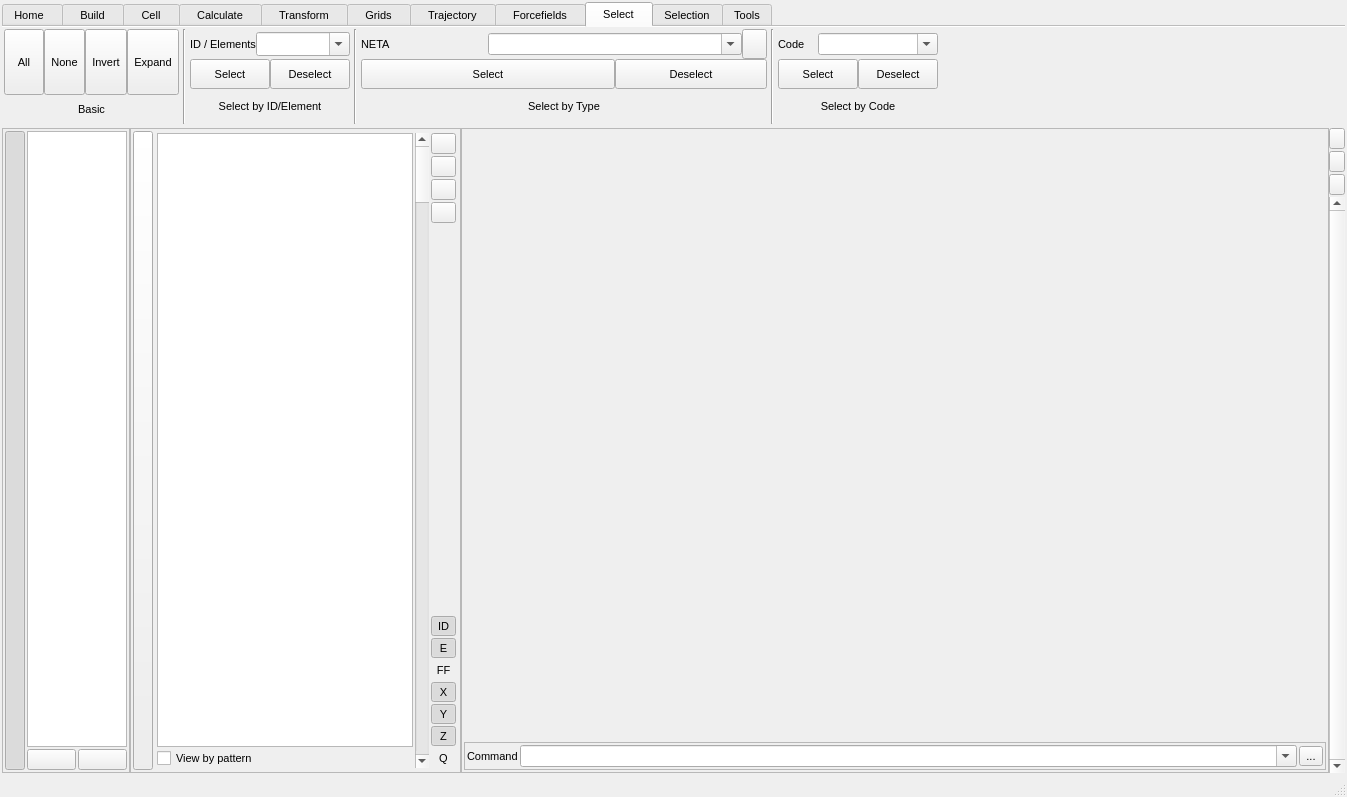
Old version of the form src/gui/mainwindow.ui in the repository trisyoungs/aten.
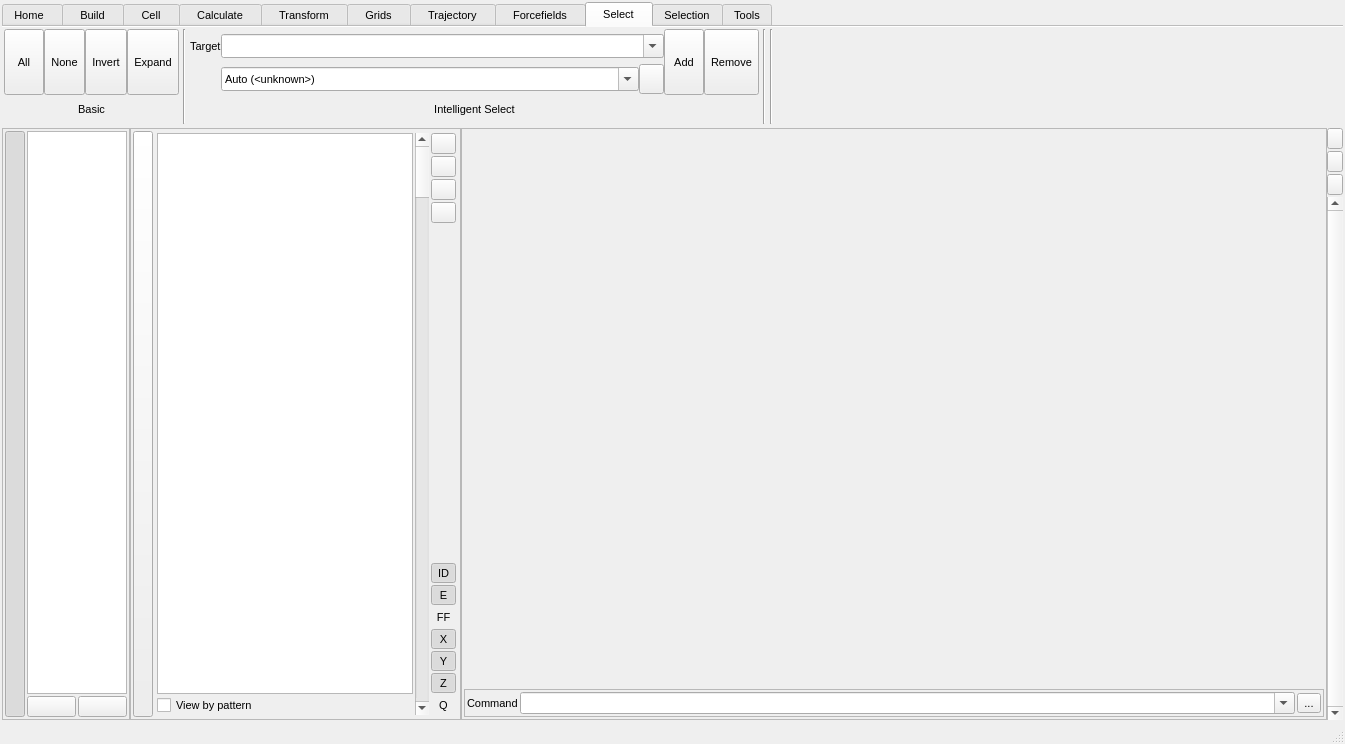
New version of the form. The open tabs and pages were chosen to show the change. Icons and pictures are not drawn. Custom widgets are drawn as their Qt base class.

```diff
--- a/src/gui/mainwindow.ui
+++ b/src/gui/mainwindow.ui
@@ -7,8 +7,8 @@
    <rect>
     <x>0</x>
     <y>0</y>
-    <width>1347</width>
-    <height>797</height>
+    <width>1345</width>
+    <height>744</height>
    </rect>
   </property>
   <property name="sizePolicy">
@@ -7802,7 +7802,7 @@
              </size>
             </property>
             <property name="text">
-             <string>ID / Elements</string>
+             <string>Target</string>
             </property>
            </widget>
           </item>
@@ -7834,87 +7834,20 @@
             </property>
            </widget>
           </item>
-          <item row="1" column="0" colspan="2">
-           <widget class="QPushButton" name="SelectElementSelectButton">
-            <property name="minimumSize">
-             <size>
-              <width>0</width>
-              <height>30</height>
-             </size>
-            </property>
-            <property name="maximumSize">
-             <size>
-              <width>16777215</width>
-              <height>30</height>
-             </size>
-            </property>
-            <property name="font">
-             <font>
-              <weight>50</weight>
-              <bold>false</bold>
-             </font>
-            </property>
-            <property name="toolTip">
-             <string>Select atoms according to the supplied expression</string>
-            </property>
-            <property name="text">
-             <string>Select</string>
-            </property>
-           </widget>
-          </item>
-          <item row="1" column="2">
-           <widget class="QPushButton" name="SelectElementDeselectButton">
-            <property name="minimumSize">
-             <size>
-              <width>0</width>
-              <height>30</height>
-             </size>
-            </property>
-            <property name="maximumSize">
-             <size>
-              <width>16777215</width>
-              <height>30</height>
-             </size>
-            </property>
-            <property name="font">
-             <font>
-              <weight>50</weight>
-              <bold>false</bold>
-             </font>
-            </property>
-            <property name="toolTip">
-             <string>Deselect atoms according to the supplied expression</string>
-            </property>
-            <property name="text">
-             <string>Deselect</string>
-            </property>
-           </widget>
-          </item>
-          <item row="2" column="0" colspan="3">
+          <item row="2" column="0" colspan="5">
            <widget class="QLabel" name="label_26">
             <property name="text">
-             <string>Select by ID/Element</string>
+             <string>Intelligent Select</string>
             </property>
             <property name="alignment">
              <set>Qt::AlignCenter</set>
             </property>
            </widget>
           </item>
-         </layout>
-        </item>
-        <item>
-         <widget class="Line" name="line_23">
-          <property name="orientation">
-           <enum>Qt::Vertical</enum>
-          </property>
-         </widget>
-        </item>
-        <item>
-         <layout class="QGridLayout" name="gridLayout_52">
-          <item row="0" column="0">
-           <widget class="QLabel" name="label_27">
+          <item row="1" column="1">
+           <widget class="QComboBox" name="SelectIntelligentTypeCombo">
             <property name="sizePolicy">
-             <sizepolicy hsizetype="Minimum" vsizetype="Preferred">
+             <sizepolicy hsizetype="Expanding" vsizetype="Fixed">
               <horstretch>0</horstretch>
               <verstretch>0</verstretch>
              </sizepolicy>
@@ -7922,73 +7855,45 @@
             <property name="minimumSize">
              <size>
               <width>0</width>
-              <height>30</height>
+              <height>0</height>
              </size>
             </property>
             <property name="maximumSize">
              <size>
               <width>16777215</width>
-              <height>30</height>
+              <height>24</height>
              </size>
             </property>
-            <property name="text">
-             <string>NETA</string>
-            </property>
-           </widget>
-          </item>
-          <item row="0" column="1" colspan="2">
-           <widget class="QComboBox" name="SelectNETACodeCombo">
-            <property name="sizePolicy">
-             <sizepolicy hsizetype="Minimum" vsizetype="Fixed">
-              <horstretch>0</horstretch>
-              <verstretch>0</verstretch>
-             </sizepolicy>
+            <property name="toolTip">
+             <string>Specify elements or atom IDs (e.g. C, He-Ar, or 1-10). Use '+' to indicate 'up to' or 'and after' (e.g. +N, 100+)</string>
             </property>
             <property name="editable">
              <bool>true</bool>
             </property>
+            <item>
+             <property name="text">
+              <string>Auto (&lt;unknown&gt;)</string>
+             </property>
+            </item>
+            <item>
+             <property name="text">
+              <string>Range Selection (n-m, C-Ag, 4+, +21, etc.)</string>
+             </property>
+            </item>
+            <item>
+             <property name="text">
+              <string>NETA Description</string>
+             </property>
+            </item>
+            <item>
+             <property name="text">
+              <string>Code Loop Selection</string>
+             </property>
+            </item>
            </widget>
           </item>
-          <item row="2" column="0" colspan="4">
-           <widget class="QLabel" name="label_28">
-            <property name="text">
-             <string>Select by Type</string>
-            </property>
-            <property name="alignment">
-             <set>Qt::AlignCenter</set>
-            </property>
-           </widget>
-          </item>
-          <item row="1" column="0" colspan="2">
-           <widget class="QPushButton" name="SelectNETASelectButton">
-            <property name="minimumSize">
-             <size>
-              <width>0</width>
-              <height>30</height>
-             </size>
-            </property>
-            <property name="maximumSize">
-             <size>
-              <width>16777215</width>
-              <height>30</height>
-             </size>
-            </property>
-            <property name="font">
-             <font>
-              <weight>50</weight>
-              <bold>false</bold>
-             </font>
-            </property>
-            <property name="toolTip">
-             <string>Select atoms according to the supplied expression</string>
-            </property>
-            <property name="text">
-             <string>Select</string>
-            </property>
-           </widget>
-          </item>
-          <item row="0" column="3">
-           <widget class="TMenuButton" name="SelectNETAElementButton">
+          <item row="1" column="2">
+           <widget class="TMenuButton" name="SelectIntelligentElementButton">
             <property name="sizePolicy">
              <sizepolicy hsizetype="Expanding" vsizetype="Fixed">
               <horstretch>0</horstretch>
@@ -8018,36 +7923,123 @@
             </property>
            </widget>
           </item>
-          <item row="1" column="2" colspan="2">
-           <widget class="QPushButton" name="SelectNETADeselectButton">
+          <item row="0" column="3" rowspan="2">
+           <widget class="TMenuButton" name="SelectIntelligentAddButton">
+            <property name="sizePolicy">
+             <sizepolicy hsizetype="Preferred" vsizetype="Fixed">
+              <horstretch>0</horstretch>
+              <verstretch>0</verstretch>
+             </sizepolicy>
+            </property>
             <property name="minimumSize">
              <size>
-              <width>0</width>
-              <height>30</height>
+              <width>40</width>
+              <height>66</height>
              </size>
             </property>
             <property name="maximumSize">
              <size>
-              <width>16777215</width>
+              <width>128</width>
+              <height>66</height>
+             </size>
+            </property>
+            <property name="font">
+             <font>
+              <pointsize>8</pointsize>
+             </font>
+            </property>
+            <property name="toolTip">
+             <string>Expand the current selection</string>
+            </property>
+            <property name="text">
+             <string>Add</string>
+            </property>
+            <property name="iconSize">
+             <size>
+              <width>30</width>
               <height>30</height>
              </size>
             </property>
+            <property name="checkable">
+             <bool>false</bool>
+            </property>
+            <property name="checked">
+             <bool>false</bool>
+            </property>
+            <property name="autoExclusive">
+             <bool>false</bool>
+            </property>
+            <property name="toolButtonStyle">
+             <enum>Qt::ToolButtonTextUnderIcon</enum>
+            </property>
+            <property name="autoRaise">
+             <bool>false</bool>
+            </property>
+           </widget>
+          </item>
+          <item row="0" column="4" rowspan="2">
+           <widget class="TMenuButton" name="SelectIntelligentRemoveButton">
+            <property name="sizePolicy">
+             <sizepolicy hsizetype="Preferred" vsizetype="Fixed">
+              <horstretch>0</horstretch>
+              <verstretch>0</verstretch>
+             </sizepolicy>
+            </property>
+            <property name="minimumSize">
+             <size>
+              <width>40</width>
+              <height>66</height>
+             </size>
+            </property>
+            <property name="maximumSize">
+             <size>
+              <width>128</width>
+              <height>66</height>
+             </size>
+            </property>
             <property name="font">
              <font>
-              <weight>50</weight>
-              <bold>false</bold>
+              <pointsize>8</pointsize>
              </font>
             </property>
             <property name="toolTip">
              <string>Deselect atoms according to the supplied expression</string>
             </property>
             <property name="text">
-             <string>Deselect</string>
+             <string>Remove</string>
+            </property>
+            <property name="iconSize">
+             <size>
+              <width>30</width>
+              <height>30</height>
+             </size>
+            </property>
+            <property name="checkable">
+             <bool>false</bool>
+            </property>
+            <property name="checked">
+             <bool>false</bool>
+            </property>
+            <property name="autoExclusive">
+             <bool>false</bool>
+            </property>
+            <property name="toolButtonStyle">
+             <enum>Qt::ToolButtonTextUnderIcon</enum>
+            </property>
+            <property name="autoRaise">
+             <bool>false</bool>
             </property>
            </widget>
           </item>
          </layout>
         </item>
+        <item>
+         <widget class="Line" name="line_23">
+          <property name="orientation">
+           <enum>Qt::Vertical</enum>
+          </property>
+         </widget>
+        </item>
         <item>
          <widget class="Line" name="line_25">
           <property name="orientation">
@@ -8055,117 +8047,6 @@
           </property>
          </widget>
         </item>
-        <item>
-         <layout class="QGridLayout" name="gridLayout_53">
-          <item row="0" column="1" colspan="2">
-           <widget class="QComboBox" name="SelectCodeCodeCombo">
-            <property name="sizePolicy">
-             <sizepolicy hsizetype="Expanding" vsizetype="Fixed">
-              <horstretch>0</horstretch>
-              <verstretch>0</verstretch>
-             </sizepolicy>
-            </property>
-            <property name="toolTip">
-             <string>The code written here will be executed for each atom 'i' (supplied as a variable of the same name). It should 'return TRUE;' when the atom 'i' is to be selected.'</string>
-            </property>
-            <property name="editable">
-             <bool>true</bool>
-            </property>
-           </widget>
-          </item>
-          <item row="1" column="2">
-           <widget class="QPushButton" name="SelectCodeDeselectButton">
-            <property name="minimumSize">
-             <size>
-              <width>0</width>
-              <height>30</height>
-             </size>
-            </property>
-            <property name="maximumSize">
-             <size>
-              <width>16777215</width>
-              <height>30</height>
-             </size>
-            </property>
-            <property name="font">
-             <font>
-              <weight>50</weight>
-              <bold>false</bold>
-             </font>
-            </property>
-            <property name="toolTip">
-             <string>Run the selected code as 'for (i in atoms) if (&lt;code&gt;) deselectatom(i);'</string>
-            </property>
-            <property name="text">
-             <string>Deselect</string>
-            </property>
-           </widget>
-          </item>
-          <item row="2" column="0" colspan="3">
-           <widget class="QLabel" name="label_29">
-            <property name="text">
-             <string>Select by Code</string>
-            </property>
-            <property name="alignment">
-             <set>Qt::AlignCenter</set>
-            </property>
-           </widget>
-          </item>
-          <item row="0" column="0">
-           <widget class="QLabel" name="CodeLabel">
-            <property name="sizePolicy">
-             <sizepolicy hsizetype="Minimum" vsizetype="Preferred">
-              <horstretch>0</horstretch>
-              <verstretch>0</verstretch>
-             </sizepolicy>
-            </property>
-            <property name="minimumSize">
-             <size>
-              <width>0</width>
-              <height>30</height>
-             </size>
-            </property>
-            <property name="maximumSize">
-             <size>
-              <width>16777215</width>
-              <height>30</height>
-             </size>
-            </property>
-            <property name="text">
-             <string>Code</string>
-            </property>
-           </widget>
-          </item>
-          <item row="1" column="0" colspan="2">
-           <widget class="QPushButton" name="SelectCodeSelectButton">
-            <property name="minimumSize">
-             <size>
-              <width>0</width>
-              <height>30</height>
-             </size>
-            </property>
-            <property name="maximumSize">
-             <size>
-              <width>16777215</width>
-              <height>30</height>
-             </size>
-            </property>
-            <property name="font">
-             <font>
-              <weight>50</weight>
-              <bold>false</bold>
-             </font>
-            </property>
-            <property name="toolTip">
-             <string>Run the selected code as 'for (i in atoms) if (&lt;code&gt;) selectatom(i);'</string>
-            </property>
-            <property name="text">
-             <string>Select</string>
-            </property>
-           </widget>
-          </item>
-         </layout>
-        </item>
         <item>
          <spacer name="horizontalSpacer_16">
           <property name="orientation">
```
Left out of the diff: 434 changed lines with no effect on the pictures.
